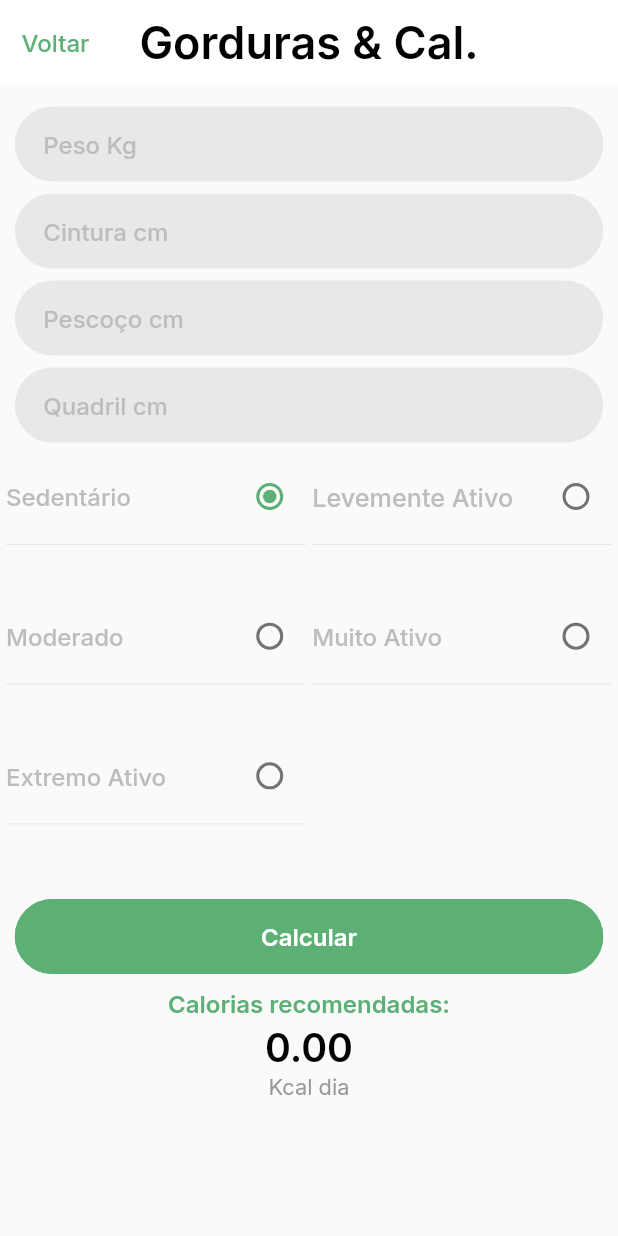
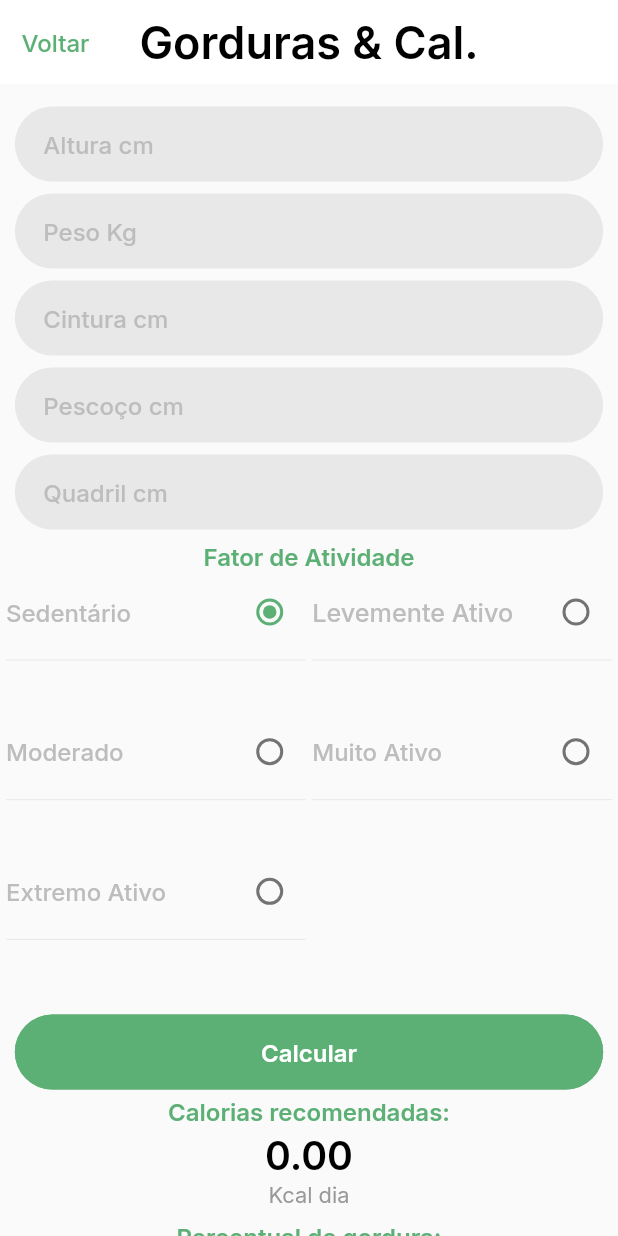
Before and after one commit to FigueredoMatheus/UniFit, a Flutter app: the FatCaloriesScreen screen opened directly, on a phone screen of 412 x 824 dp. Run offline on Flutter 3.47's test engine with Material 2 defaults, Android fonts, the phone set to English and light mode, and no system bars.

Commit message:
fix some responsivity errors

```diff
--- a/lib/screens/fatColories_screen.dart
+++ b/lib/screens/fatColories_screen.dart
@@ -1,6 +1,5 @@
 import 'package:UniFit/components/activityFactorGrid_component.dart';
 import 'package:UniFit/components/appBar_component.dart';
-import 'package:UniFit/components/button_component.dart';
 import 'package:flutter/material.dart';
 import 'package:flutter/services.dart';
 import 'dart:math';
@@ -13,10 +12,12 @@ class FatCaloriesScreen extends StatefulWidget {
 }
 
 class _FatCaloriesScreenState extends State<FatCaloriesScreen> {
+  final TextEditingController _alturaController = TextEditingController();
   final TextEditingController _cinturaController = TextEditingController();
   final TextEditingController _pesoController = TextEditingController();
   final TextEditingController _pescocoController = TextEditingController();
   final TextEditingController _quadrilController = TextEditingController();
+  final _alturaFormKey = GlobalKey<FormState>();
   final _pesoFormKey = GlobalKey<FormState>();
   final _cinturaFormKey = GlobalKey<FormState>();
   final _pescocoFormKey = GlobalKey<FormState>();
@@ -24,6 +25,8 @@ class _FatCaloriesScreenState extends State<FatCaloriesScreen> {
   int radioParent = 0;
   int radioSex = 0;
   double fat = 0;
+  double caloriesRecommended = 0;
+
   @override
   Widget build(BuildContext context) {
     callback(int radioChild) {
@@ -36,14 +39,28 @@ class _FatCaloriesScreenState extends State<FatCaloriesScreen> {
 
     double fatPercentageValue() {
       double value = 0;
+      double quadril = double.parse(_quadrilController.text);
+      double pescoco = double.parse(_pescocoController.text);
+      double altura = double.parse(_alturaController.text);
       double cintura = double.parse(_cinturaController.text);
-      double pescoco = double.parse(_pescocoController.text);
+      // double result = cintura - pescoco;
+      // value = ((86.010 * log(result)) - (70.041 * log(altura))) + 30.30;
+      value = (quadril / altura) * sqrt(altura) + log(cintura * pescoco);
+      if (value < 0) {
+        value = -value;
+      }
+      return value;
+    }
+
+    double caloriesRecommendedValue() {
+      double altura = double.parse(_alturaController.text);
       double peso = double.parse(_pesoController.text);
+      double value = 0;
 
-      double result = cintura - pescoco;
-      value = ((86.010 * log(result)) - (70.041 * log(peso))) + 30.30;
+      value = sqrt(altura * peso) * fat + 800;
+      value = value - (500 - (radioParent * 100));
 
-      return -value;
+      return value;
     }
 
     final double screenAvaliableHeight =
@@ -70,6 +87,48 @@ class _FatCaloriesScreenState extends State<FatCaloriesScreen> {
           padding: EdgeInsets.only(top: 15),
           child: Column(
             children: [
+              Container(
+                height: 50,
+                width: screenAvaliableWidth * 0.952,
+                decoration: BoxDecoration(
+                    shape: BoxShape.rectangle,
+                    color: Color.fromRGBO(232, 232, 232, 1),
+                    borderRadius: BorderRadius.circular(100)),
+                padding: const EdgeInsets.fromLTRB(19, 0, 0, 0),
+                margin: const EdgeInsets.only(bottom: 8),
+                child: Form(
+                  key: _alturaFormKey,
+                  child: TextFormField(
+                    controller: _alturaController,
+                    validator: (value) {
+                      if (value.isEmpty) {
+                        return 'Por favor, insira sua altura.';
+                      }
+                      return null;
+                    },
+                    autovalidateMode: AutovalidateMode.onUserInteraction,
+                    keyboardType: TextInputType.number,
+                    inputFormatters: [
+                      FilteringTextInputFormatter.allow(RegExp(r'[0-9]')),
+                    ],
+                    cursorColor: Theme.of(context).backgroundColor,
+                    style: TextStyle(
+                      fontSize: 20,
+                    ),
+                    decoration: InputDecoration(
+                      hintText: 'Altura cm',
+                      hintStyle: TextStyle(
+                        fontFamily: 'Inter',
+                        fontSize: 16 *
+                            (MediaQuery.of(context).textScaleFactor * 0 + 1),
+                        fontWeight: FontWeight.w500,
+                        color: Color.fromRGBO(189, 189, 189, 1),
+                      ),
+                      border: InputBorder.none,
+                    ),
+                  ),
+                ),
+              ),
               Container(
                 height: 50,
                 width: screenAvaliableWidth * 0.952,
@@ -238,6 +297,15 @@ class _FatCaloriesScreenState extends State<FatCaloriesScreen> {
                   ),
                 ),
               ),
+              Text(
+                'Fator de Atividade',
+                style: TextStyle(
+                  fontFamily: 'Inter',
+                  fontSize: 16,
+                  fontWeight: FontWeight.w600,
+                  color: Theme.of(context).backgroundColor,
+                ),
+              ),
               ActivityFactorGrid(callBack: callback, setState: _setState),
               Container(
                 height: 50,
@@ -247,9 +315,11 @@ class _FatCaloriesScreenState extends State<FatCaloriesScreen> {
                     if (_pescocoFormKey.currentState.validate() &&
                         _pesoFormKey.currentState.validate() &&
                         _cinturaFormKey.currentState.validate() &&
-                        _quadrilFormKey.currentState.validate()) {
+                        _quadrilFormKey.currentState.validate() &&
+                        _alturaFormKey.currentState.validate()) {
                       setState(() {
                         fat = fatPercentageValue();
+                        caloriesRecommended = caloriesRecommendedValue();
                       });
                     }
                   },
@@ -271,7 +341,7 @@ class _FatCaloriesScreenState extends State<FatCaloriesScreen> {
                 ),
               ),
               SizedBox(
-                height: 10,
+                height: 5,
               ),
               Center(
                 child: Text(
@@ -296,7 +366,7 @@ class _FatCaloriesScreenState extends State<FatCaloriesScreen> {
                     child: Column(
                       children: [
                         Text(
-                          fat.toStringAsFixed(2),
+                          caloriesRecommended.toStringAsFixed(2),
                           style: TextStyle(
                               fontFamily: 'Inter',
                               fontSize: 18,
@@ -318,6 +388,39 @@ class _FatCaloriesScreenState extends State<FatCaloriesScreen> {
                 ),
               ),
               SizedBox(height: 10),
+              Center(
+                child: Text(
+                  'Percentual de gordura:',
+                  textScaleFactor: 1,
+                  style: TextStyle(
+                    fontFamily: 'Inter',
+                    fontSize: 16,
+                    fontWeight: FontWeight.w600,
+                    color: Theme.of(context).backgroundColor,
+                  ),
+                ),
+              ),
+              Center(
+                child: Container(
+                  width: screenAvaliableWidth * 0.3,
+                  height: screenAvaliableHeight * 0.04,
+                  child: FittedBox(
+                    child: Column(
+                      children: [
+                        Text(
+                          '${fat.toStringAsFixed(0)}%',
+                          style: TextStyle(
+                              fontFamily: 'Inter',
+                              fontSize: 18,
+                              fontWeight: FontWeight.w600,
+                              color: Colors.black),
+                        ),
+                      ],
+                    ),
+                  ),
+                ),
+              ),
+              SizedBox(height: 10),
             ],
           ),
         ),
--- a/lib/screens/home_screen.dart
+++ b/lib/screens/home_screen.dart
@@ -1,7 +1,6 @@
 import 'package:UniFit/components/alertDialog_component.dart';
 import 'package:UniFit/components/appBar_component.dart';
 import 'package:UniFit/screens/imc_tmb_screen.dart';
-import 'package:UniFit/screens/login_screen.dart';
 import 'package:UniFit/screens/profile_screen.dart';
 import 'package:flutter/material.dart';
 import '../components/homeCard_component.dart';
--- a/lib/screens/login_screen.dart
+++ b/lib/screens/login_screen.dart
@@ -44,7 +44,7 @@ class _LoginScreenState extends State<LoginScreen> {
             children: [
               Container(
                 width: screenAvaliableWidth,
-                height: screenAvaliableHeight * 0.37,
+                height: screenAvaliableHeight * 0.33,
                 child: Image.asset(
                   'assets/images/Logo.png',
                   fit: BoxFit.fitHeight,
@@ -53,10 +53,10 @@ class _LoginScreenState extends State<LoginScreen> {
               Center(
                 child: Text(
                   'UniFit',
+                  textScaleFactor: 1,
                   style: TextStyle(
                     fontFamily: 'Inter',
-                    fontSize:
-                        50 * (MediaQuery.of(context).textScaleFactor * 0 + 1),
+                    fontSize: 50,
                     fontWeight: FontWeight.w600,
                     color: Theme.of(context).backgroundColor,
                   ),
--- a/lib/screens/resetPassword_screen.dart
+++ b/lib/screens/resetPassword_screen.dart
@@ -17,8 +17,6 @@ class _ResetPasswordScreenState extends State<ResetPasswordScreen> {
   @override
   Widget build(BuildContext context) {
     final double screenAvaliableWidth = MediaQuery.of(context).size.width;
-    final double screenAvaliableHeight =
-        MediaQuery.of(context).size.height - MediaQuery.of(context).padding.top;
 
     return SafeArea(
       child: Scaffold(
```
Also changed, not shown: lib/components/TextField_component.dart (+3 -4 lines), lib/screens/SignUp_screen.dart (+8 -8 lines), lib/screens/imc_tmb_screen.dart (+12 -8 lines), lib/screens/profile_screen.dart (+9 -6 lines).
